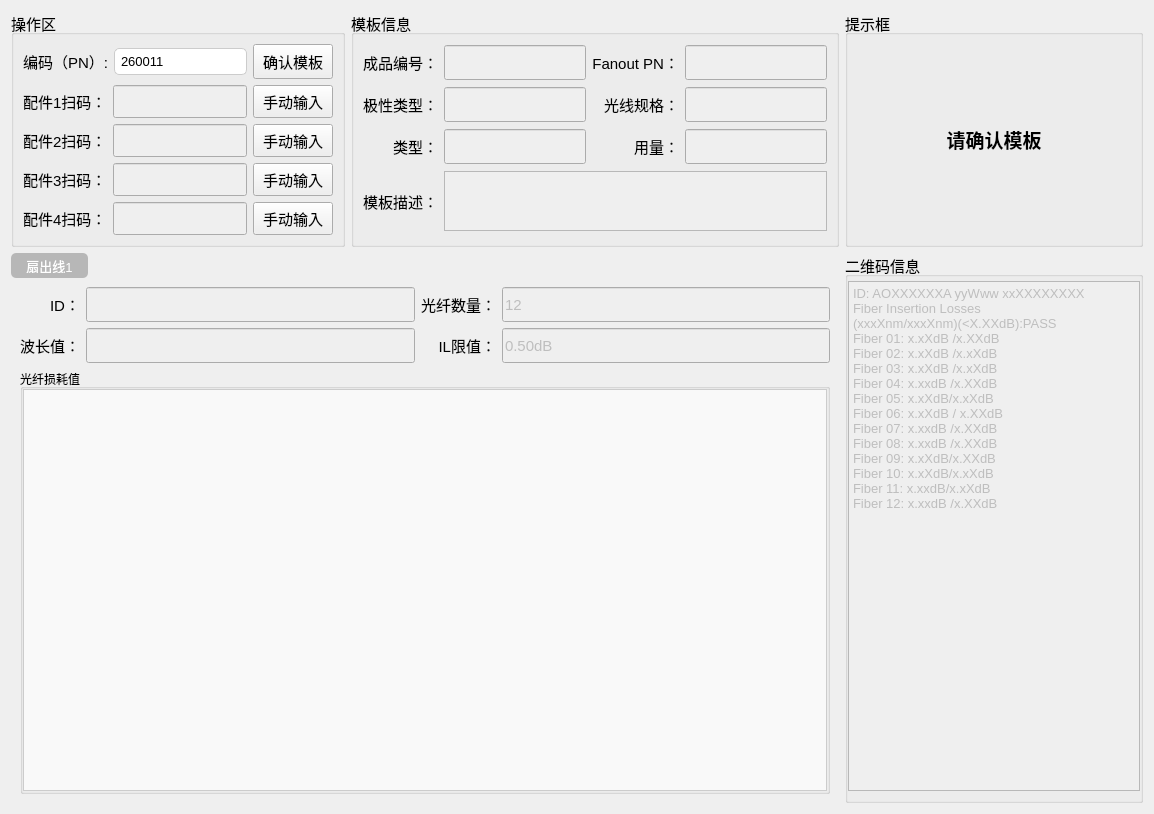
Before: the Qt Designer form FiberBox/homeWid/mainwid.ui in ChinaClever/PM-Tool, drawn with Qt 5.
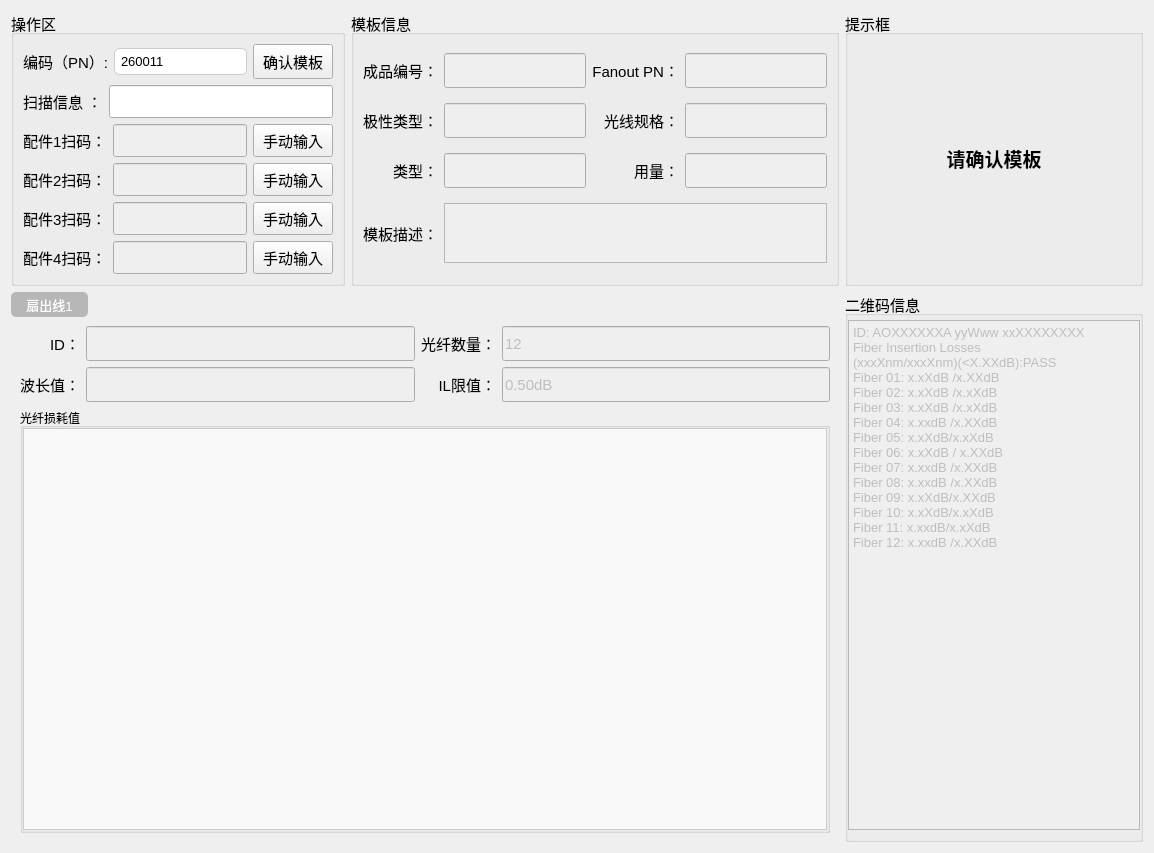
After: the same form once the commit is applied.

```diff
--- a/FiberBox/homeWid/mainwid.ui
+++ b/FiberBox/homeWid/mainwid.ui
@@ -24,151 +24,7 @@
      <property name="title">
       <string>操作区</string>
      </property>
-     <layout class="QGridLayout" name="gridLayout_7">
-      <item row="2" column="0">
-       <layout class="QHBoxLayout" name="horizontalLayout_3">
-        <item>
-         <widget class="QLabel" name="label_18">
-          <property name="minimumSize">
-           <size>
-            <width>0</width>
-            <height>33</height>
-           </size>
-          </property>
-          <property name="text">
-           <string>配件2扫码：</string>
-          </property>
-         </widget>
-        </item>
-        <item>
-         <widget class="QLineEdit" name="lblAccessory2Scan">
-          <property name="enabled">
-           <bool>false</bool>
-          </property>
-          <property name="minimumSize">
-           <size>
-            <width>0</width>
-            <height>33</height>
-           </size>
-          </property>
-          <property name="font">
-           <font>
-            <pointsize>9</pointsize>
-           </font>
-          </property>
-         </widget>
-        </item>
-        <item>
-         <widget class="QPushButton" name="btnManualInput2">
-          <property name="minimumSize">
-           <size>
-            <width>0</width>
-            <height>33</height>
-           </size>
-          </property>
-          <property name="text">
-           <string>手动输入</string>
-          </property>
-         </widget>
-        </item>
-       </layout>
-      </item>
-      <item row="3" column="0">
-       <layout class="QHBoxLayout" name="horizontalLayout_4">
-        <item>
-         <widget class="QLabel" name="label_19">
-          <property name="minimumSize">
-           <size>
-            <width>0</width>
-            <height>33</height>
-           </size>
-          </property>
-          <property name="text">
-           <string>配件3扫码：</string>
-          </property>
-         </widget>
-        </item>
-        <item>
-         <widget class="QLineEdit" name="lblAccessory3Scan">
-          <property name="enabled">
-           <bool>false</bool>
-          </property>
-          <property name="minimumSize">
-           <size>
-            <width>0</width>
-            <height>33</height>
-           </size>
-          </property>
-          <property name="font">
-           <font>
-            <pointsize>9</pointsize>
-           </font>
-          </property>
-         </widget>
-        </item>
-        <item>
-         <widget class="QPushButton" name="btnManualInput3">
-          <property name="minimumSize">
-           <size>
-            <width>0</width>
-            <height>33</height>
-           </size>
-          </property>
-          <property name="text">
-           <string>手动输入</string>
-          </property>
-         </widget>
-        </item>
-       </layout>
-      </item>
-      <item row="1" column="0">
-       <layout class="QHBoxLayout" name="horizontalLayout_2">
-        <item>
-         <widget class="QLabel" name="label_17">
-          <property name="minimumSize">
-           <size>
-            <width>0</width>
-            <height>33</height>
-           </size>
-          </property>
-          <property name="text">
-           <string>配件1扫码：</string>
-          </property>
-         </widget>
-        </item>
-        <item>
-         <widget class="QLineEdit" name="lblAccessory1Scan">
-          <property name="enabled">
-           <bool>false</bool>
-          </property>
-          <property name="minimumSize">
-           <size>
-            <width>0</width>
-            <height>33</height>
-           </size>
-          </property>
-          <property name="font">
-           <font>
-            <pointsize>9</pointsize>
-           </font>
-          </property>
-         </widget>
-        </item>
-        <item>
-         <widget class="QPushButton" name="btnManualInput1">
-          <property name="minimumSize">
-           <size>
-            <width>0</width>
-            <height>33</height>
-           </size>
-          </property>
-          <property name="text">
-           <string>手动输入</string>
-          </property>
-         </widget>
-        </item>
-       </layout>
-      </item>
+     <layout class="QGridLayout" name="gridLayout_5">
       <item row="0" column="0">
        <layout class="QHBoxLayout" name="horizontalLayout">
         <item>
@@ -226,7 +82,186 @@
         </item>
        </layout>
       </item>
+      <item row="1" column="0">
+       <layout class="QHBoxLayout" name="horizontalLayout_6">
+        <item>
+         <widget class="QLabel" name="label_21">
+          <property name="minimumSize">
+           <size>
+            <width>0</width>
+            <height>33</height>
+           </size>
+          </property>
+          <property name="text">
+           <string>扫描信息 ：</string>
+          </property>
+         </widget>
+        </item>
+        <item>
+         <widget class="QLineEdit" name="scanInput">
+          <property name="enabled">
+           <bool>true</bool>
+          </property>
+          <property name="minimumSize">
+           <size>
+            <width>0</width>
+            <height>33</height>
+           </size>
+          </property>
+          <property name="font">
+           <font>
+            <pointsize>9</pointsize>
+           </font>
+          </property>
+         </widget>
+        </item>
+       </layout>
+      </item>
+      <item row="2" column="0">
+       <layout class="QHBoxLayout" name="horizontalLayout_2">
+        <item>
+         <widget class="QLabel" name="label_17">
+          <property name="minimumSize">
+           <size>
+            <width>0</width>
+            <height>33</height>
+           </size>
+          </property>
+          <property name="text">
+           <string>配件1扫码：</string>
+          </property>
+         </widget>
+        </item>
+        <item>
+         <widget class="QLineEdit" name="lblAccessory1Scan">
+          <property name="enabled">
+           <bool>false</bool>
+          </property>
+          <property name="minimumSize">
+           <size>
+            <width>0</width>
+            <height>33</height>
+           </size>
+          </property>
+          <property name="font">
+           <font>
+            <pointsize>9</pointsize>
+           </font>
+          </property>
+         </widget>
+        </item>
+        <item>
+         <widget class="QPushButton" name="btnManualInput1">
+          <property name="minimumSize">
+           <size>
+            <width>0</width>
+            <height>33</height>
+           </size>
+          </property>
+          <property name="text">
+           <string>手动输入</string>
+          </property>
+         </widget>
+        </item>
+       </layout>
+      </item>
+      <item row="3" column="0">
+       <layout class="QHBoxLayout" name="horizontalLayout_3">
+        <item>
+         <widget class="QLabel" name="label_18">
+          <property name="minimumSize">
+           <size>
+            <width>0</width>
+            <height>33</height>
+           </size>
+          </property>
+          <property name="text">
+           <string>配件2扫码：</string>
+          </property>
+         </widget>
+        </item>
+        <item>
+         <widget class="QLineEdit" name="lblAccessory2Scan">
+          <property name="enabled">
+           <bool>false</bool>
+          </property>
+          <property name="minimumSize">
+           <size>
+            <width>0</width>
+            <height>33</height>
+           </size>
+          </property>
+          <property name="font">
+           <font>
+            <pointsize>9</pointsize>
+           </font>
+          </property>
+         </widget>
+        </item>
+        <item>
+         <widget class="QPushButton" name="btnManualInput2">
+          <property name="minimumSize">
+           <size>
+            <width>0</width>
+            <height>33</height>
+           </size>
+          </property>
+          <property name="text">
+           <string>手动输入</string>
+          </property>
+         </widget>
+        </item>
+       </layout>
+      </item>
       <item row="4" column="0">
+       <layout class="QHBoxLayout" name="horizontalLayout_4">
+        <item>
+         <widget class="QLabel" name="label_19">
+          <property name="minimumSize">
+           <size>
+            <width>0</width>
+            <height>33</height>
+           </size>
+          </property>
+          <property name="text">
+           <string>配件3扫码：</string>
+          </property>
+         </widget>
+        </item>
+        <item>
+         <widget class="QLineEdit" name="lblAccessory3Scan">
+          <property name="enabled">
+           <bool>false</bool>
+          </property>
+          <property name="minimumSize">
+           <size>
+            <width>0</width>
+            <height>33</height>
+           </size>
+          </property>
+          <property name="font">
+           <font>
+            <pointsize>9</pointsize>
+           </font>
+          </property>
+         </widget>
+        </item>
+        <item>
+         <widget class="QPushButton" name="btnManualInput3">
+          <property name="minimumSize">
+           <size>
+            <width>0</width>
+            <height>33</height>
+           </size>
+          </property>
+          <property name="text">
+           <string>手动输入</string>
+          </property>
+         </widget>
+        </item>
+       </layout>
+      </item>
+      <item row="5" column="0">
        <layout class="QHBoxLayout" name="horizontalLayout_5">
         <item>
          <widget class="QLabel" name="label_20">
```
